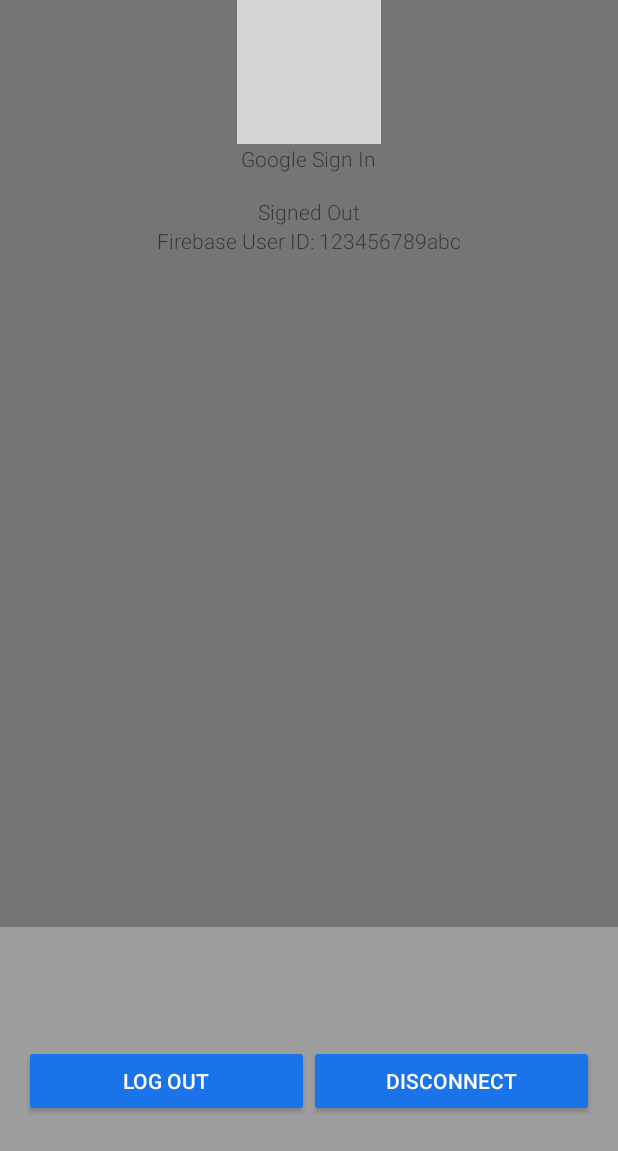
After one commit to emilyhilbig/espresso-labs, an Android app: the layout activity_login.xml on its own in the app's theme, with its tools: preview values and no code run, on a phone screen of 412 x 824 dp. The commit adds this screen. Shown: the top 1151 px of the screen. Run offline under Robolectric (Android 15) with nearby library versions, the light colour scheme and no system bars; network calls fail; grey boxes are pictures that could not be loaded.

Commit message:
add v1 sign in with google

```diff
--- /dev/null
+++ b/app/src/main/res/layout/activity_login.xml
@@ -0,0 +1,90 @@
+<LinearLayout xmlns:android="http://schemas.android.com/apk/res/android"
+    xmlns:tools="http://schemas.android.com/tools"
+    xmlns:app="http://schemas.android.com/apk/res-auto"
+    android:id="@+id/main_layout"
+    android:layout_width="match_parent"
+    android:layout_height="match_parent"
+    android:background="@color/button_grey"
+    android:orientation="vertical"
+    android:weightSum="4">
+
+    <LinearLayout
+        android:layout_width="match_parent"
+        android:layout_height="0dp"
+        android:layout_weight="3"
+        android:gravity="center_horizontal"
+        android:orientation="vertical">
+
+        <ImageView
+            android:id="@+id/google_icon"
+            android:src="@drawable/firebase_lockup_400"
+            android:layout_width="wrap_content"
+            android:layout_height="wrap_content" />
+
+        <TextView
+            android:id="@+id/title_text"
+            android:layout_width="wrap_content"
+            android:layout_height="wrap_content"
+            android:layout_marginBottom="@dimen/text_margin"
+            android:text="@string/google_title_text"/>
+
+        <TextView
+            android:id="@+id/status"
+            android:layout_width="wrap_content"
+            android:layout_height="wrap_content"
+            android:text="@string/signed_out" />
+
+        <TextView
+            android:id="@+id/detail"
+            android:layout_width="wrap_content"
+            android:layout_height="wrap_content"
+            tools:text="Firebase User ID: 123456789abc" />
+
+    </LinearLayout>
+
+
+    <RelativeLayout
+        android:layout_width="fill_parent"
+        android:layout_height="0dp"
+        android:layout_weight="1"
+        android:background="@color/medium_grey">
+
+        <com.google.android.gms.common.SignInButton
+            android:id="@+id/sign_in_button"
+            android:layout_width="wrap_content"
+            android:layout_height="wrap_content"
+            android:layout_centerInParent="true"
+            android:visibility="visible"
+            tools:visibility="gone" />
+
+        <LinearLayout
+            android:id="@+id/sign_out_and_disconnect"
+            android:layout_width="fill_parent"
+            android:layout_height="wrap_content"
+            android:layout_centerInParent="true"
+            android:orientation="horizontal"
+            android:paddingLeft="16dp"
+            android:paddingRight="16dp"
+            android:visibility="gone"
+            tools:visibility="visible">
+
+            <Button
+                android:id="@+id/sign_out_button"
+                style="@style/Widget.AppCompat.Button.Colored"
+                android:layout_width="0dp"
+                android:layout_height="wrap_content"
+                android:layout_weight="1"
+                android:text="@string/sign_out"/>
+
+            <Button
+                android:id="@+id/disconnect_button"
+                style="@style/Widget.AppCompat.Button.Colored"
+                android:layout_width="0dp"
+                android:layout_height="wrap_content"
+                android:layout_weight="1"
+                android:text="@string/disconnect"/>
+        </LinearLayout>
+
+    </RelativeLayout>
+
+</LinearLayout>
```
Also changed, not shown: app/src/main/AndroidManifest.xml (+19 -6 lines), app/src/main/java/espressolabs/meala/BaseActivity.java (added, +44 -0 lines), app/src/main/java/espressolabs/meala/LoginActivity.java (added, +171 -0 lines), app/src/main/java/espressolabs/meala/MainEmptyActivity.java (added, +38 -0 lines), app/src/main/res/values/strings.xml (+20 -0 lines).
